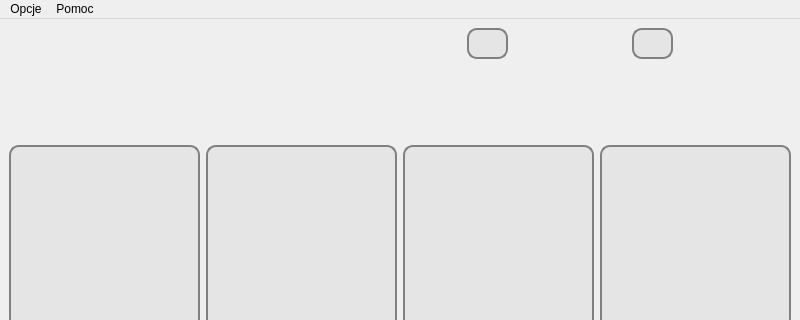
Above: choosewindow.ui from mateusur/Home_automation before the change; both pictures show x 0 to 800 and y 0 to 320 of the 800 by 480 pixel window. Below: the same form after it.
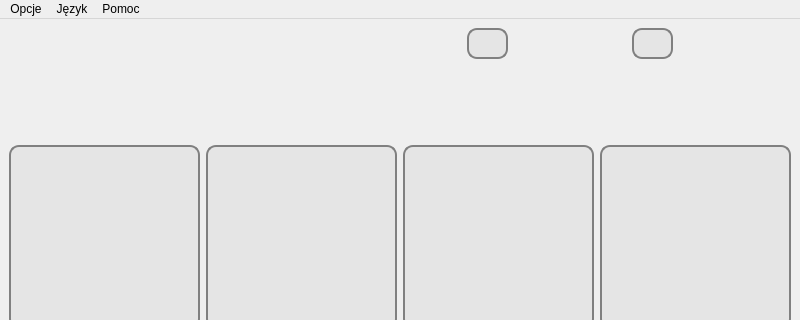
That is the form after the change. Icons and pictures are not drawn.

What changed in the file:
```diff
--- a/choosewindow.ui
+++ b/choosewindow.ui
@@ -439,7 +439,15 @@
     </property>
     <addaction name="action_about_author"/>
    </widget>
+   <widget class="QMenu" name="menuJ_zyk">
+    <property name="title">
+     <string>Język</string>
+    </property>
+    <addaction name="action_Polish"/>
+    <addaction name="action_English"/>
+   </widget>
    <addaction name="menu_options"/>
+   <addaction name="menuJ_zyk"/>
    <addaction name="menu_help"/>
   </widget>
   <widget class="QStatusBar" name="statusbar"/>
```
Left out of the diff: 10 changed lines with no effect on the pictures.
